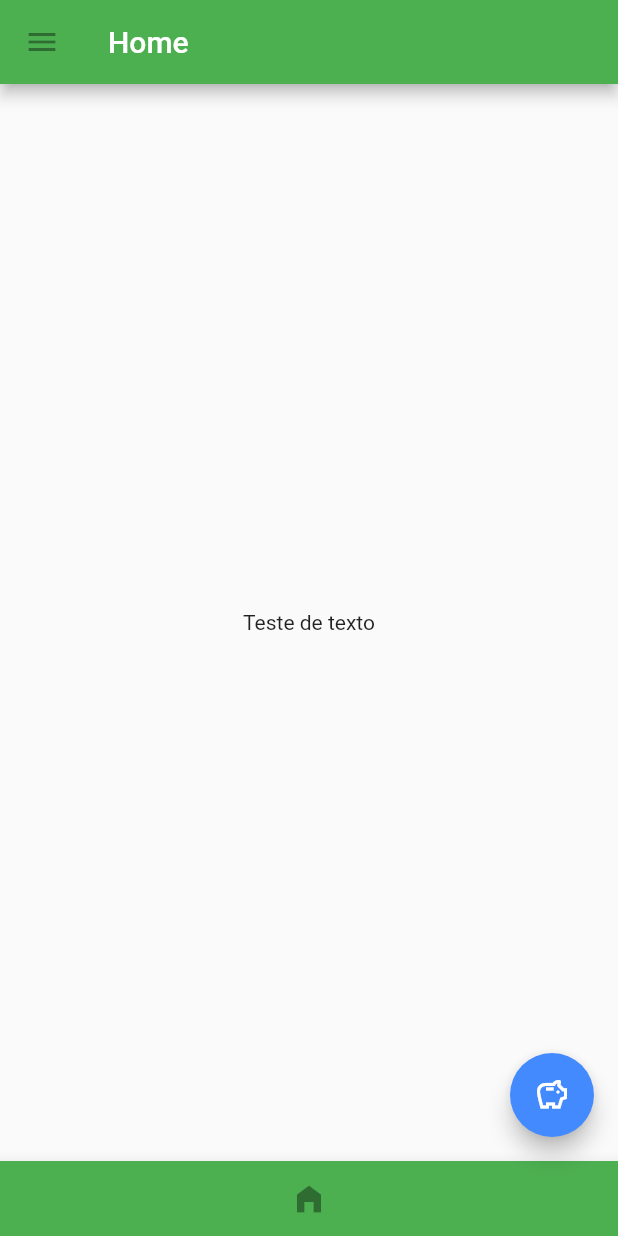
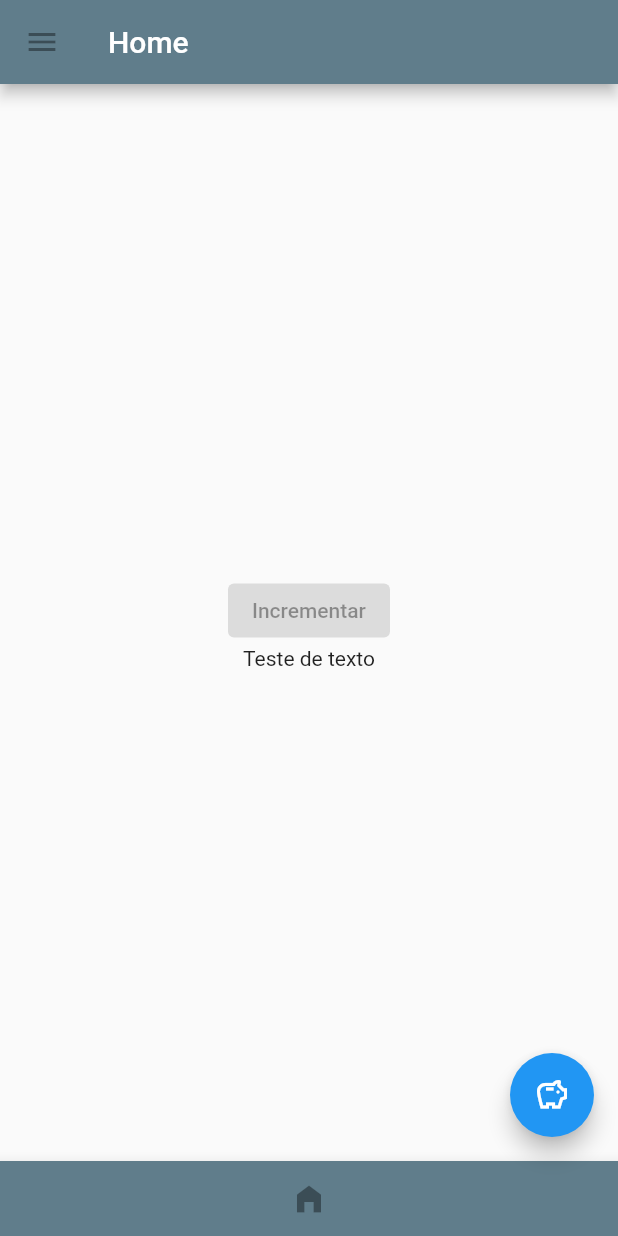
Before and after one commit to silveiraluisf/projeto-flutter-treino, a Flutter app: the screen it shows after launch, on a phone screen of 412 x 824 dp. Run offline on Flutter 3.47's test engine with Material 2 defaults, Android fonts, the phone set to English and light mode, and no system bars.

Commit message:
Ajustes de layout da tela de home

```diff
--- a/lib/main.dart
+++ b/lib/main.dart
@@ -11,16 +11,16 @@ class ByteBankApp extends StatelessWidget {
     return MaterialApp(
       theme: ThemeData(
         colorScheme: ColorScheme.fromSwatch(
-          primarySwatch: Colors.green,
+          primarySwatch: Colors.blueGrey,
         ).copyWith(
-          secondary: Colors.blueAccent,
+          secondary: Colors.blue,
         ),
         elevatedButtonTheme: ElevatedButtonThemeData(
           style: ElevatedButton.styleFrom(
               primary: Colors.redAccent[700],
           )),
         buttonTheme: ButtonThemeData(
-          buttonColor: Colors.blueAccent[400],
+          buttonColor: Colors.red[400],
           textTheme: ButtonTextTheme.primary)
       ),
       home:  Home(),
--- a/lib/screens/home/home.dart
+++ b/lib/screens/home/home.dart
@@ -27,7 +27,7 @@ class HomeState extends State<Home> {
       bottomNavigationBar: const SizedBox(
         height: 50.0,
         child: BottomAppBar(
-          color: Colors.green,
+          color: Colors.blueGrey,
           child: IconButton(
             icon: Icon(Icons.home_filled),
             onPressed: null
@@ -39,9 +39,18 @@ class HomeState extends State<Home> {
             onPressed: null,
             ),
       body:
-        const Center(
-            child: Text('Teste de texto')),
-    );
+        Center(
+          child: Column(
+            mainAxisAlignment: MainAxisAlignment.center,
+            children: const <Widget>[
+              ElevatedButton(
+                onPressed: null,
+                child: Text('Incrementar'),
+              ),
+              Text('Teste de texto'),
+            ]
+          ),          //child:
+        ),
+      );
+    }
   }
-
-  }
```
